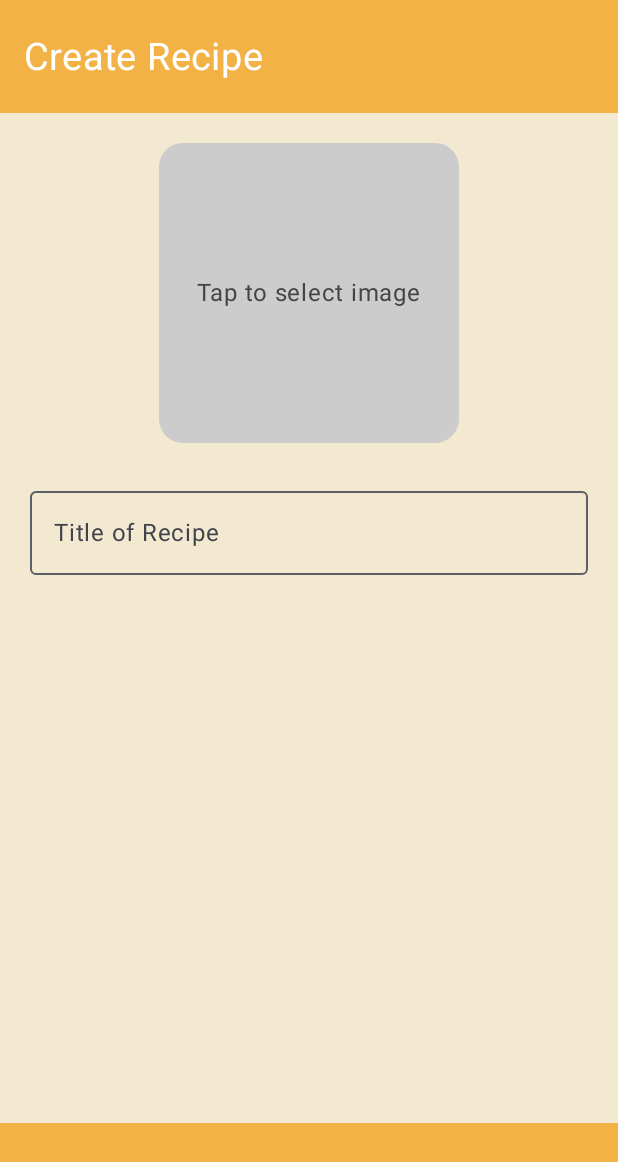
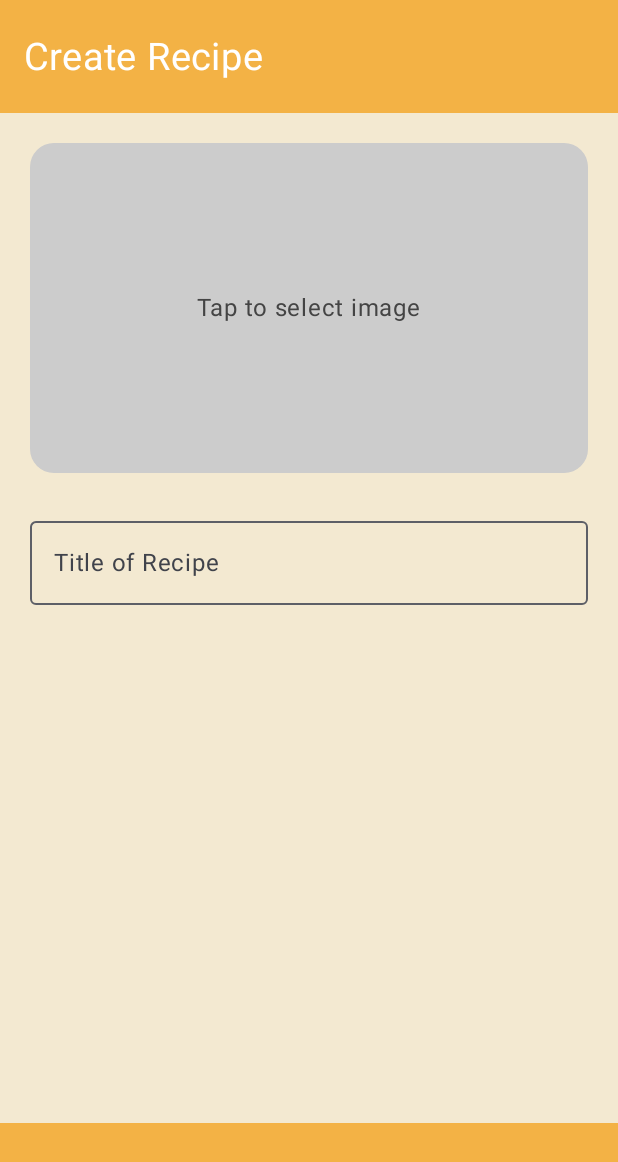
Before and after one commit to HTEThub/MyRecipeTracker, an Android app built with Jetpack Compose: the CreateRecipeScreen screen opened through its navigation route, on a phone screen of 412 x 824 dp. Shown: the top 1162 px of the screen. Run offline under Robolectric (Android 15) with nearby library versions, the phone set to English and light mode, and no system bars.

Commit message:
CreateRecipeScreen, added img and title. imgs can be selected from user's gallery

```diff
--- a/app/build.gradle.kts
+++ b/app/build.gradle.kts
@@ -68,4 +68,7 @@ dependencies {
     implementation("androidx.room:room-runtime:2.6.1")
     androidTestImplementation("androidx.room:room-testing:2.6.1")
     implementation("io.coil-kt:coil-compose:2.4.0")
+
+
+
 }// Room testing
--- a/app/src/main/java/com/htet08/myrecipetracker/ui/screens/CreateRecipeScreen.kt
+++ b/app/src/main/java/com/htet08/myrecipetracker/ui/screens/CreateRecipeScreen.kt
@@ -68,7 +68,8 @@ fun CreateRecipeScreen(navController: NavHostController) {
             // Clickable image box
             Box(
                 modifier = Modifier
-                    .size(200.dp)
+                    .fillMaxWidth()
+                    .height(220.dp)
                     .clip(RoundedCornerShape(16.dp))
                     .background(Color.LightGray)
                     .clickable {
@@ -79,12 +80,16 @@ fun CreateRecipeScreen(navController: NavHostController) {
                 if (imageUri != null) {
                     Image(
                         painter = rememberAsyncImagePainter(imageUri),
-                        contentDescription = "Selected Image",
-                        modifier = Modifier.fillMaxSize(),
-                        contentScale = ContentScale.Crop
+                        contentDescription = null,
+                        contentScale = ContentScale.Crop,
+                        modifier = Modifier.fillMaxSize()
                     )
                 } else {
-                    Text(text = "Tap to select image", color = Color.DarkGray)
+                    Text(
+                        text = "Tap to select image",
+                        color = Color.DarkGray,
+                        modifier = Modifier.align(Alignment.Center)
+                    )
                 }
             }
 
@@ -102,6 +107,9 @@ fun CreateRecipeScreen(navController: NavHostController) {
     }
 }
 
+
+
+
 @Preview(showBackground = true, showSystemUi = true)
 @Composable
 fun CreateRecipeScreenPreview() {
```
